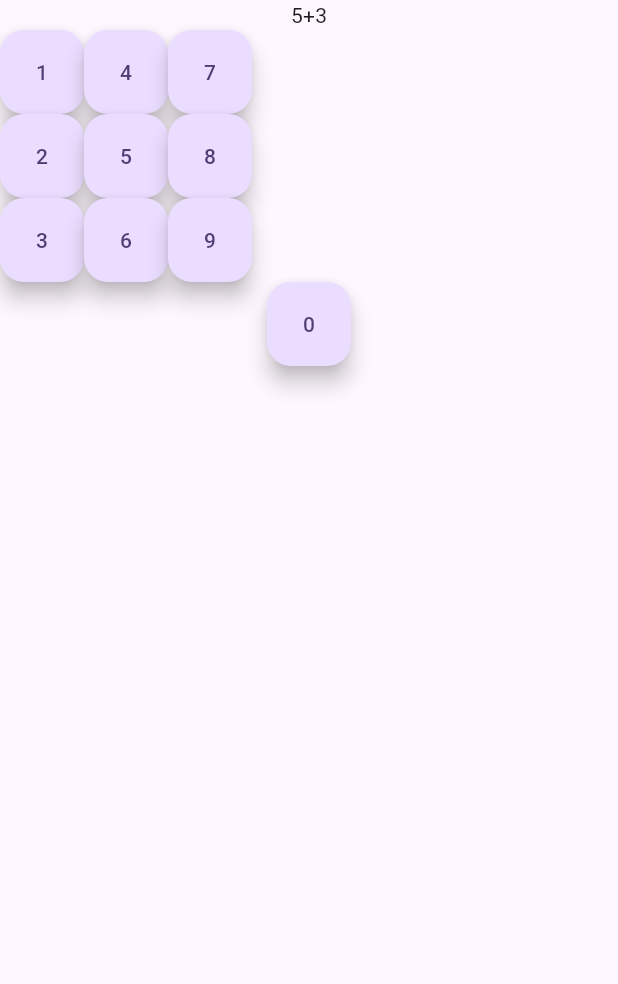
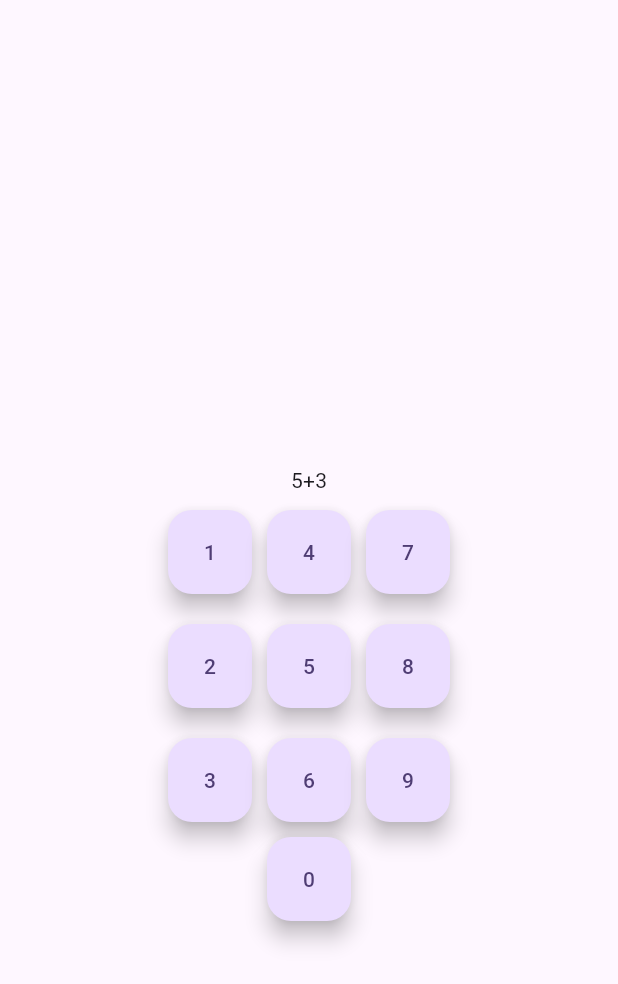
Before and after one commit to ATJaime/proyecto_movil, a Flutter app: the TestPage screen opened directly, on a phone screen of 412 x 824 dp. Shown: the top 984 px of the screen. Run offline on Flutter 3.47's test engine with Material 2 defaults, Android fonts, the phone set to English and light mode, and no system bars; our stand-ins replace get.

Commit message:
interfaz test

```diff
--- a/operaciones/lib/ui/test_page.dart
+++ b/operaciones/lib/ui/test_page.dart
@@ -6,35 +6,60 @@ class TestPage extends StatelessWidget {
   @override
   Widget build(BuildContext context) {
     MyController controller = Get.find();
-    return const Scaffold(
+    return Scaffold(
       body: Center(
+        child: Padding(
+          padding: EdgeInsets.only(top: 100.0), // Ajusta la cantidad de espacio en la parte superior
           child: Column(
+            mainAxisAlignment: MainAxisAlignment.center,
             children: <Widget>[
               Text("5+3"),
-          Row(
+              Padding(
+                padding: EdgeInsets.symmetric(vertical: 10.0),
+                child: Row(
+                  mainAxisAlignment: MainAxisAlignment.center,
                   children: <Widget>[
                     FloatingActionButton(onPressed: null, child: Text("1")),
+                    SizedBox(width: 10.0),
                     FloatingActionButton(onPressed: null, child: Text("4")),
+                    SizedBox(width: 10.0),
                     FloatingActionButton(onPressed: null, child: Text("7"))
                   ],
                 ),
-          Row(
+              ),
+              Padding(
+                padding: EdgeInsets.symmetric(vertical: 10.0),
+                child: Row(
+                  mainAxisAlignment: MainAxisAlignment.center,
                   children: <Widget>[
                     FloatingActionButton(onPressed: null, child: Text("2")),
+                    SizedBox(width: 10.0),
                     FloatingActionButton(onPressed: null, child: Text("5")),
+                    SizedBox(width: 10.0),
                     FloatingActionButton(onPressed: null, child: Text("8"))
                   ],
                 ),
-          Row(
+              ),
+              Padding(
+                padding: EdgeInsets.symmetric(vertical: 10.0),
+                child: Row(
+                  mainAxisAlignment: MainAxisAlignment.center,
                   children: <Widget>[
                     FloatingActionButton(onPressed: null, child: Text("3")),
+                    SizedBox(width: 10.0),
                     FloatingActionButton(onPressed: null, child: Text("6")),
+                    SizedBox(width: 10.0),
                     FloatingActionButton(onPressed: null, child: Text("9"))
                   ],
                 ),
-          Center(child: FloatingActionButton(onPressed: null, child: Text("0")))
+              ),
+              Center(
+                child: FloatingActionButton(onPressed: null, child: Text("0")),
+              )
             ],
           ),
-    ));
+        ),
+      ),
+    );
   }
 }
```
Lines whose indentation alone changed are shown as unchanged.
